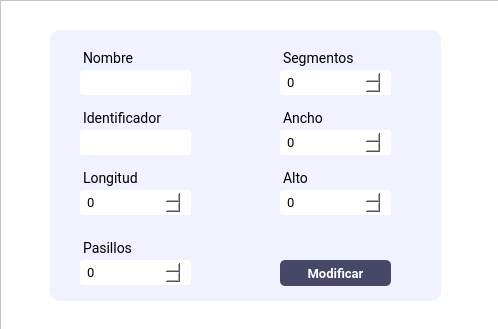
juanignaciocansillieri/Proyecto-Final, file Interfaces/main/Ui/modificar_area.ui: the form before one commit.
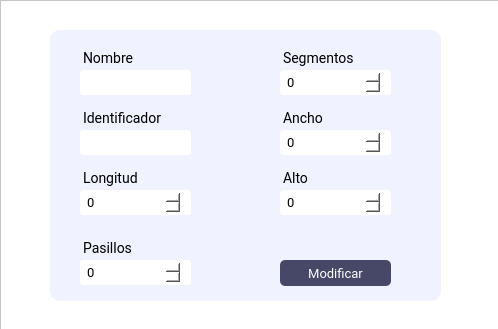
The form after the commit.

What changed in the file:
```diff
--- a/Interfaces/main/Ui/modificar_area.ui
+++ b/Interfaces/main/Ui/modificar_area.ui
@@ -112,8 +112,6 @@
        <font>
         <family>Roboto</family>
         <pointsize>-1</pointsize>
-        <weight>75</weight>
-        <bold>true</bold>
        </font>
       </property>
       <property name="cursor">
```
Left out of the diff: 8 changed lines with no effect on the pictures.
